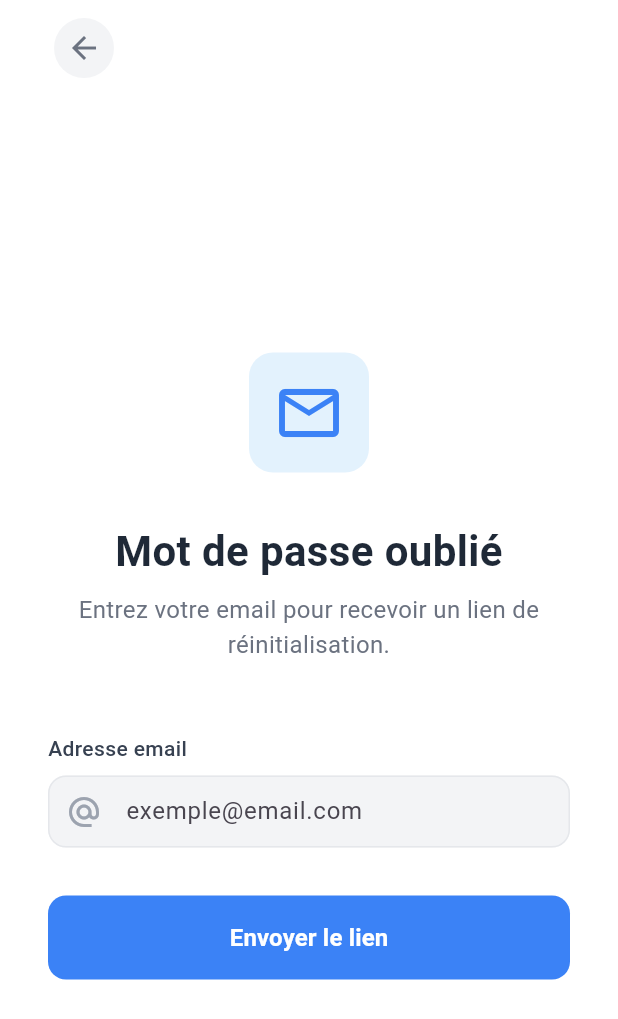
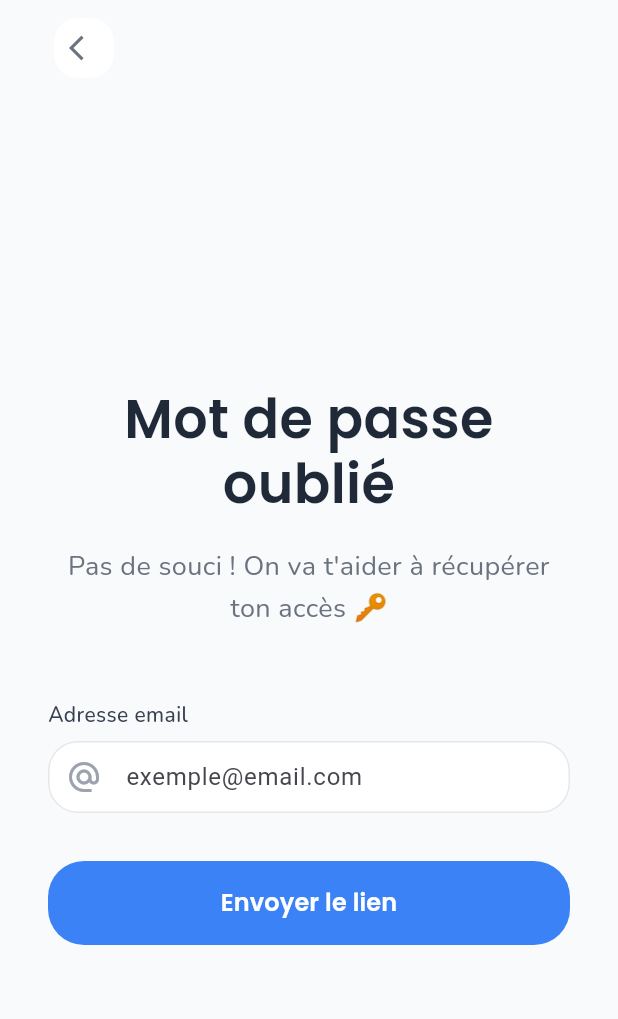
Before and after one commit to vincenthacky/mobile_gest_city, a Flutter app: the LoginPage screen opened by its route, after a tap on "Oublié mot de passe ?", on a phone screen of 412 x 824 dp. Shown: the top 1019 px of the screen. Run offline on Flutter 3.47's test engine with Material 3 defaults, Android fonts, the phone set to English and light mode, and no system bars; our stand-ins replace camera, device_info_plus, dio, flutter_dotenv, flutter_secure_storage, go_router and 6 more; missing offline and left inert: mobile_scanner; accounts and stored records are empty.

```diff
--- a/lib/features/authentication/presentation/pages/forgot_password_page.dart
+++ b/lib/features/authentication/presentation/pages/forgot_password_page.dart
@@ -1,5 +1,6 @@
 import 'package:flutter/material.dart';
 import 'package:go_router/go_router.dart';
+import 'package:google_fonts/google_fonts.dart';
 
 class ForgotPasswordPage extends StatefulWidget {
   const ForgotPasswordPage({super.key});
@@ -34,7 +35,7 @@ class _ForgotPasswordPageState extends State<ForgotPasswordPage> {
     final verticalPadding = isSmallScreen ? 16.0 : 32.0;
 
     return Scaffold(
-      backgroundColor: Colors.white,
+      backgroundColor: const Color(0xFFF9FAFB),
       resizeToAvoidBottomInset: true,
       body: SafeArea(
         child: Column(
@@ -48,14 +49,17 @@ class _ForgotPasswordPageState extends State<ForgotPasswordPage> {
                   IconButton(
                     onPressed: () => context.go('/login'),
                     icon: const Icon(
-                      Icons.arrow_back,
+                      Icons.arrow_back_ios,
                       color: Color(0xFF6B7280),
+                      size: 20,
                     ),
                     style: IconButton.styleFrom(
-                      backgroundColor: const Color(0xFFF3F4F6),
+                      backgroundColor: Colors.white,
                       shape: RoundedRectangleBorder(
-                        borderRadius: BorderRadius.circular(50),
+                        borderRadius: BorderRadius.circular(16),
                       ),
+                      elevation: 0,
+                      shadowColor: Colors.black.withValues(alpha: 0.08),
                     ),
                   ),
                 ],
@@ -77,37 +81,28 @@ class _ForgotPasswordPageState extends State<ForgotPasswordPage> {
                       mainAxisAlignment: keyboardVisible ? MainAxisAlignment.start : MainAxisAlignment.center,
                       children: [
                         if (keyboardVisible) const SizedBox(height: 20),
-                        Container(
-                          height: isVerySmallScreen ? 60 : (isSmallScreen ? 70 : 80),
-                          width: isVerySmallScreen ? 60 : (isSmallScreen ? 70 : 80),
-                          decoration: BoxDecoration(
-                            color: Colors.blue.shade50,
-                            borderRadius: BorderRadius.circular(16),
-                          ),
-                          child: Icon(
-                            Icons.email_outlined,
-                            size: isVerySmallScreen ? 36 : (isSmallScreen ? 42 : 48),
-                            color: const Color(0xFF3B82F6),
-                          ),
-                        ),
-                        SizedBox(height: isVerySmallScreen ? 16 : (isSmallScreen ? 24 : 32)),
+
+                        // Titre principal
                         Text(
-                          _emailSent ? 'Email envoyé !' : 'Mot de passe oublié',
-                          style: TextStyle(
-                            fontSize: isVerySmallScreen ? 24 : (isSmallScreen ? 26 : 28),
-                            fontWeight: FontWeight.bold,
+                          _emailSent ? 'Email envoyé ! ✅' : 'Mot de passe oublié',
+                          style: GoogleFonts.poppins(
+                            fontSize: isVerySmallScreen ? 28 : (isSmallScreen ? 32 : 36),
+                            fontWeight: FontWeight.w600,
                             color: const Color(0xFF1F2937),
+                            height: 1.2,
                           ),
                           textAlign: TextAlign.center,
                         ),
-                        const SizedBox(height: 8),
+                        SizedBox(height: isVerySmallScreen ? 12 : (isSmallScreen ? 16 : 20)),
                         Text(
                           _emailSent
-                              ? 'Vérifiez votre boîte email pour les instructions de réinitialisation.'
-                              : 'Entrez votre email pour recevoir un lien de réinitialisation.',
-                          style: TextStyle(
-                            fontSize: isVerySmallScreen ? 14 : 16,
+                              ? 'Vérifie ta boîte email pour les instructions 📧'
+                              : 'Pas de souci ! On va t\'aider à récupérer ton accès 🔑',
+                          style: GoogleFonts.nunito(
+                            fontSize: isVerySmallScreen ? 16 : 18,
                             color: const Color(0xFF6B7280),
+                            fontWeight: FontWeight.w400,
+                            height: 1.5,
                           ),
                           textAlign: TextAlign.center,
                         ),
@@ -118,12 +113,12 @@ class _ForgotPasswordPageState extends State<ForgotPasswordPage> {
                         child: Column(
                           crossAxisAlignment: CrossAxisAlignment.start,
                           children: [
-                            const Text(
+                            Text(
                               'Adresse email',
-                              style: TextStyle(
+                              style: GoogleFonts.nunito(
                                 fontSize: 14,
                                 fontWeight: FontWeight.w500,
-                                color: Color(0xFF374151),
+                                color: const Color(0xFF374151),
                               ),
                             ),
                             const SizedBox(height: 8),
@@ -136,19 +131,23 @@ class _ForgotPasswordPageState extends State<ForgotPasswordPage> {
                                   color: Color(0xFF9CA3AF),
                                 ),
                                 filled: true,
-                                fillColor: const Color(0xFFF3F4F6),
+                                fillColor: Colors.white,
                                 border: OutlineInputBorder(
-                                  borderRadius: BorderRadius.circular(12),
-                                  borderSide: BorderSide.none,
+                                  borderRadius: BorderRadius.circular(20),
+                                  borderSide: const BorderSide(
+                                    color: Color(0xFFE5E7EB),
+                                    width: 1,
+                                  ),
                                 ),
                                 enabledBorder: OutlineInputBorder(
-                                  borderRadius: BorderRadius.circular(12),
+                                  borderRadius: BorderRadius.circular(20),
                                   borderSide: const BorderSide(
                                     color: Color(0xFFE5E7EB),
+                                    width: 1,
                                   ),
                                 ),
                                 focusedBorder: OutlineInputBorder(
-                                  borderRadius: BorderRadius.circular(12),
+                                  borderRadius: BorderRadius.circular(20),
                                   borderSide: const BorderSide(
                                     color: Color(0xFF3B82F6),
                                     width: 2,
@@ -180,9 +179,11 @@ class _ForgotPasswordPageState extends State<ForgotPasswordPage> {
                                   backgroundColor: const Color(0xFF3B82F6),
                                   foregroundColor: Colors.white,
                                   shape: RoundedRectangleBorder(
-                                    borderRadius: BorderRadius.circular(12),
+                                    borderRadius: BorderRadius.circular(24),
                                   ),
                                   elevation: 0,
+                                  shadowColor: Colors.black.withValues(alpha: 0.08),
+                                  padding: const EdgeInsets.symmetric(vertical: 16),
                                 ),
                                 child: _isLoading
                                     ? const SizedBox(
@@ -195,11 +196,12 @@ class _ForgotPasswordPageState extends State<ForgotPasswordPage> {
                                           ),
                                         ),
                                       )
-                                    : const Text(
+                                    : Text(
                                         'Envoyer le lien',
-                                        style: TextStyle(
+                                        style: GoogleFonts.poppins(
                                           fontSize: 16,
                                           fontWeight: FontWeight.w600,
+                                          color: Colors.white,
                                         ),
                                       ),
                               ),
@@ -217,15 +219,18 @@ class _ForgotPasswordPageState extends State<ForgotPasswordPage> {
                             backgroundColor: const Color(0xFF3B82F6),
                             foregroundColor: Colors.white,
                             shape: RoundedRectangleBorder(
-                              borderRadius: BorderRadius.circular(12),
+                              borderRadius: BorderRadius.circular(24),
                             ),
                             elevation: 0,
+                            shadowColor: Colors.black.withValues(alpha: 0.08),
+                            padding: const EdgeInsets.symmetric(vertical: 16),
                           ),
-                          child: const Text(
+                          child: Text(
                             'Retour à la connexion',
-                            style: TextStyle(
+                            style: GoogleFonts.poppins(
                               fontSize: 16,
                               fontWeight: FontWeight.w600,
+                              color: Colors.white,
                             ),
                           ),
                         ),
--- a/lib/features/authentication/presentation/pages/login_page.dart
+++ b/lib/features/authentication/presentation/pages/login_page.dart
@@ -1,6 +1,7 @@
 import 'package:flutter/material.dart';
 import 'package:provider/provider.dart';
 import 'package:go_router/go_router.dart';
+import 'package:google_fonts/google_fonts.dart';
 import '../../controller/auth_controller.dart';
 
 class LoginPage extends StatefulWidget {
@@ -38,7 +39,7 @@ class _LoginPageState extends State<LoginPage> {
     final verticalPadding = isSmallScreen ? 16.0 : 32.0;
 
     return Scaffold(
-      backgroundColor: Colors.white,
+      backgroundColor: const Color(0xFFF9FAFB),
       resizeToAvoidBottomInset: true,
       body: SafeArea(
         child: Consumer<AuthController>(
@@ -60,14 +61,17 @@ class _LoginPageState extends State<LoginPage> {
                       IconButton(
                         onPressed: () => context.go('/onboarding/choice'),
                         icon: const Icon(
-                          Icons.arrow_back,
+                          Icons.arrow_back_ios,
                           color: Color(0xFF6B7280),
+                          size: 20,
                         ),
                         style: IconButton.styleFrom(
-                          backgroundColor: const Color(0xFFF3F4F6),
+                          backgroundColor: Colors.white,
                           shape: RoundedRectangleBorder(
-                            borderRadius: BorderRadius.circular(50),
+                            borderRadius: BorderRadius.circular(16),
                           ),
+                          elevation: 0,
+                          shadowColor: Colors.black.withValues(alpha: 0.08),
                         ),
                       ),
                     ],
@@ -92,35 +96,26 @@ class _LoginPageState extends State<LoginPage> {
                           mainAxisAlignment: keyboardVisible ? MainAxisAlignment.start : MainAxisAlignment.center,
                           children: [
                             if (keyboardVisible) const SizedBox(height: 20),
-                            Container(
-                              height: isVerySmallScreen ? 60 : (isSmallScreen ? 70 : 80),
-                              width: isVerySmallScreen ? 60 : (isSmallScreen ? 70 : 80),
-                              decoration: BoxDecoration(
-                                color: Colors.blue.shade50,
-                                borderRadius: BorderRadius.circular(16),
-                              ),
-                              child: Icon(
-                                Icons.lock,
-                                size: isVerySmallScreen ? 36 : (isSmallScreen ? 42 : 48),
-                                color: const Color(0xFF3B82F6),
-                              ),
-                            ),
-                            SizedBox(height: isVerySmallScreen ? 16 : (isSmallScreen ? 24 : 32)),
+
+                            // Titre principal
                             Text(
                               'Connexion',
-                              style: TextStyle(
-                                fontSize: isVerySmallScreen ? 24 : (isSmallScreen ? 26 : 28),
-                                fontWeight: FontWeight.bold,
+                              style: GoogleFonts.poppins(
+                                fontSize: isVerySmallScreen ? 28 : (isSmallScreen ? 32 : 36),
+                                fontWeight: FontWeight.w600,
                                 color: const Color(0xFF1F2937),
+                                height: 1.2,
                               ),
                               textAlign: TextAlign.center,
                             ),
-                            const SizedBox(height: 8),
+                            SizedBox(height: isVerySmallScreen ? 12 : (isSmallScreen ? 16 : 20)),
                             Text(
-                              'Content de vous revoir !',
-                              style: TextStyle(
-                                fontSize: isVerySmallScreen ? 14 : 16,
+                              'Bienvenue dans ta cité ! 👋',
+                              style: GoogleFonts.nunito(
+                                fontSize: isVerySmallScreen ? 16 : 18,
                                 color: const Color(0xFF6B7280),
+                                fontWeight: FontWeight.w400,
+                                height: 1.5,
                               ),
                               textAlign: TextAlign.center,
                             ),
@@ -132,12 +127,12 @@ class _LoginPageState extends State<LoginPage> {
                                   Column(
                                     crossAxisAlignment: CrossAxisAlignment.start,
                                     children: [
-                                      const Text(
+                                      Text(
                                         'Téléphone ou Email',
-                                        style: TextStyle(
+                                        style: GoogleFonts.nunito(
                                           fontSize: 14,
                                           fontWeight: FontWeight.w500,
-                                          color: Color(0xFF374151),
+                                          color: const Color(0xFF374151),
                                         ),
                                       ),
                                       const SizedBox(height: 8),
@@ -150,19 +145,23 @@ class _LoginPageState extends State<LoginPage> {
                                             color: Color(0xFF9CA3AF),
                                           ),
                                           filled: true,
-                                          fillColor: const Color(0xFFF3F4F6),
+                                          fillColor: Colors.white,
                                           border: OutlineInputBorder(
-                                            borderRadius: BorderRadius.circular(12),
-                                            borderSide: BorderSide.none,
+                                            borderRadius: BorderRadius.circular(20),
+                                            borderSide: const BorderSide(
+                                              color: Color(0xFFE5E7EB),
+                                              width: 1,
+                                            ),
                                           ),
                                           enabledBorder: OutlineInputBorder(
-                                            borderRadius: BorderRadius.circular(12),
+                                            borderRadius: BorderRadius.circular(20),
                                             borderSide: const BorderSide(
                                               color: Color(0xFFE5E7EB),
+                                              width: 1,
                                             ),
                                           ),
                                           focusedBorder: OutlineInputBorder(
-                                            borderRadius: BorderRadius.circular(12),
+                                            borderRadius: BorderRadius.circular(20),
                                             borderSide: const BorderSide(
                                               color: Color(0xFF3B82F6),
                                               width: 2,
@@ -219,19 +218,23 @@ class _LoginPageState extends State<LoginPage> {
                                             },
                                           ),
                                           filled: true,
-                                          fillColor: const Color(0xFFF3F4F6),
+                                          fillColor: Colors.white,
                                           border: OutlineInputBorder(
-                                            borderRadius: BorderRadius.circular(12),
-                                            borderSide: BorderSide.none,
+                                            borderRadius: BorderRadius.circular(20),
+                                            borderSide: const BorderSide(
+                                              color: Color(0xFFE5E7EB),
+                                              width: 1,
+                                            ),
                                           ),
                                           enabledBorder: OutlineInputBorder(
-                                            borderRadius: BorderRadius.circular(12),
+                                            borderRadius: BorderRadius.circular(20),
                                             borderSide: const BorderSide(
                                               color: Color(0xFFE5E7EB),
+                                              width: 1,
                                             ),
                                           ),
                                           focusedBorder: OutlineInputBorder(
-                                            borderRadius: BorderRadius.circular(12),
+                                            borderRadius: BorderRadius.circular(20),
                                             borderSide: const BorderSide(
                                               color: Color(0xFF3B82F6),
                                               width: 2,
@@ -339,9 +342,11 @@ class _LoginPageState extends State<LoginPage> {
                                         backgroundColor: const Color(0xFF3B82F6),
                                         foregroundColor: Colors.white,
                                         shape: RoundedRectangleBorder(
-                                          borderRadius: BorderRadius.circular(12),
+                                          borderRadius: BorderRadius.circular(24),
                                         ),
                                         elevation: 0,
+                                        shadowColor: Colors.black.withValues(alpha: 0.08),
+                                        padding: const EdgeInsets.symmetric(vertical: 16),
                                       ),
                                       child: authController.isLoading
                                           ? const SizedBox(
@@ -354,11 +359,12 @@ class _LoginPageState extends State<LoginPage> {
                                                 ),
                                               ),
                                             )
-                                          : const Text(
+                                          : Text(
                                               'Connexion',
-                                              style: TextStyle(
+                                              style: GoogleFonts.poppins(
                                                 fontSize: 16,
                                                 fontWeight: FontWeight.w600,
+                                                color: Colors.white,
                                               ),
                                             ),
                                     ),
@@ -381,9 +387,10 @@ class _LoginPageState extends State<LoginPage> {
                             children: [
                               Text(
                                 'Pas encore de compte ? ',
-                                style: TextStyle(
+                                style: GoogleFonts.nunito(
                                   fontSize: isVerySmallScreen ? 12 : 14,
                                   color: const Color(0xFF6B7280),
+                                  fontWeight: FontWeight.w400,
                                 ),
                               ),
                               TextButton(
@@ -397,7 +404,7 @@ class _LoginPageState extends State<LoginPage> {
                                 ),
                                 child: Text(
                                   'S\'inscrire',
-                                  style: TextStyle(
+                                  style: GoogleFonts.poppins(
                                     fontSize: isVerySmallScreen ? 12 : 14,
                                     fontWeight: FontWeight.w600,
                                     color: const Color(0xFF3B82F6),
```
Also changed, not shown: lib/features/authentication/presentation/pages/register_page.dart (+73 -44 lines).
